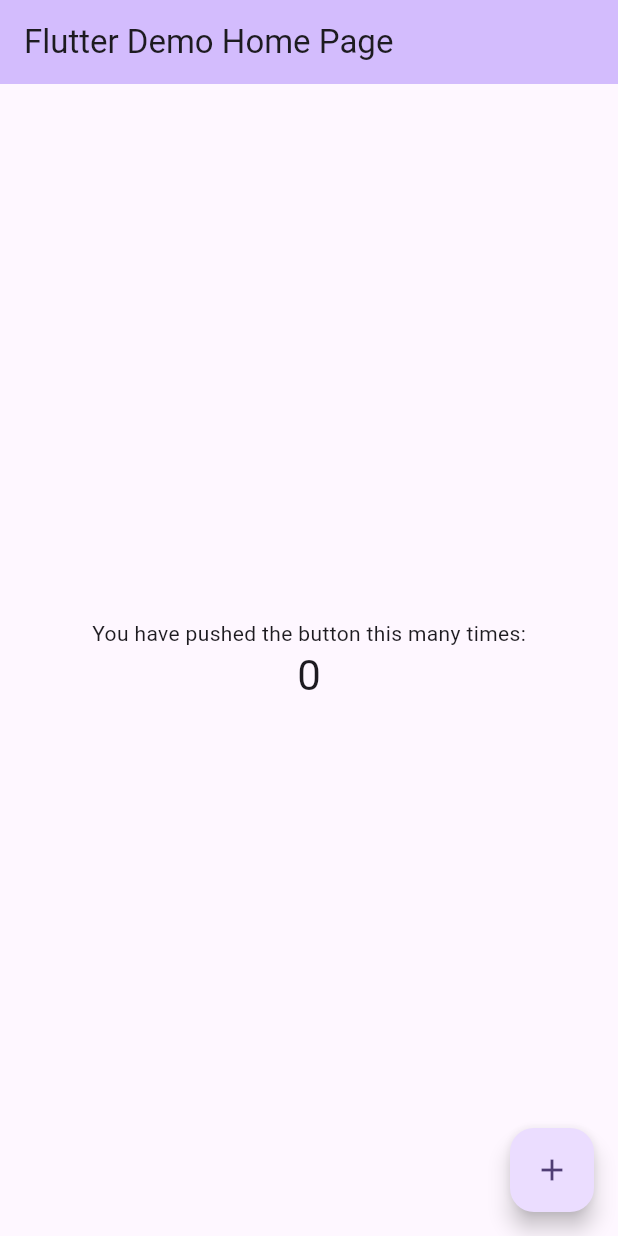
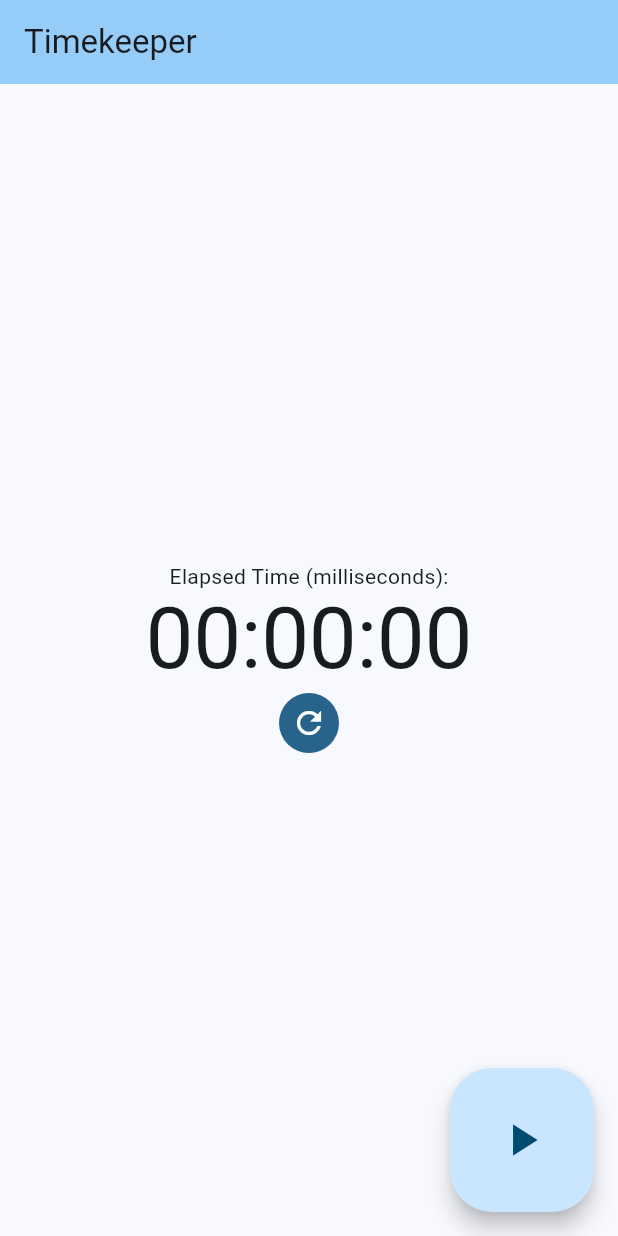
Before and after one commit to victoriousgg/TimeKeeper, a Flutter app: the screen it shows after launch, on a phone screen of 412 x 824 dp. Run offline on Flutter 3.47's test engine with Material 3 defaults, Android fonts, the phone set to English and light mode, and no system bars.

Commit message:
Feature - Clean-up Bootstrap Code and Implement Basic Stopwatch Demo (#1)

```diff
--- a/lib/main.dart
+++ b/lib/main.dart
@@ -1,122 +1,6 @@
 import 'package:flutter/material.dart';
+import 'package:timekeeper_app/screen/base_layout_screen.dart';
 
 void main() {
-  runApp(const MyApp());
+  runApp(const BaseLayout());
 }
-
-class MyApp extends StatelessWidget {
-  const MyApp({super.key});
-
-  // This widget is the root of your application.
-  @override
-  Widget build(BuildContext context) {
-    return MaterialApp(
-      title: 'Flutter Demo',
-      theme: ThemeData(
-        // This is the theme of your application.
-        //
-        // TRY THIS: Try running your application with "flutter run". You'll see
-        // the application has a purple toolbar. Then, without quitting the app,
-        // try changing the seedColor in the colorScheme below to Colors.green
-        // and then invoke "hot reload" (save your changes or press the "hot
-        // reload" button in a Flutter-supported IDE, or press "r" if you used
-        // the command line to start the app).
-        //
-        // Notice that the counter didn't reset back to zero; the application
-        // state is not lost during the reload. To reset the state, use hot
-        // restart instead.
-        //
-        // This works for code too, not just values: Most code changes can be
-        // tested with just a hot reload.
-        colorScheme: .fromSeed(seedColor: Colors.deepPurple),
-      ),
-      home: const MyHomePage(title: 'Flutter Demo Home Page'),
-    );
-  }
-}
-
-class MyHomePage extends StatefulWidget {
-  const MyHomePage({super.key, required this.title});
-
-  // This widget is the home page of your application. It is stateful, meaning
-  // that it has a State object (defined below) that contains fields that affect
-  // how it looks.
-
-  // This class is the configuration for the state. It holds the values (in this
-  // case the title) provided by the parent (in this case the App widget) and
-  // used by the build method of the State. Fields in a Widget subclass are
-  // always marked "final".
-
-  final String title;
-
-  @override
-  State<MyHomePage> createState() => _MyHomePageState();
-}
-
-class _MyHomePageState extends State<MyHomePage> {
-  int _counter = 0;
-
-  void _incrementCounter() {
-    setState(() {
-      // This call to setState tells the Flutter framework that something has
-      // changed in this State, which causes it to rerun the build method below
-      // so that the display can reflect the updated values. If we changed
-      // _counter without calling setState(), then the build method would not be
-      // called again, and so nothing would appear to happen.
-      _counter++;
-    });
-  }
-
-  @override
-  Widget build(BuildContext context) {
-    // This method is rerun every time setState is called, for instance as done
-    // by the _incrementCounter method above.
-    //
-    // The Flutter framework has been optimized to make rerunning build methods
-    // fast, so that you can just rebuild anything that needs updating rather
-    // than having to individually change instances of widgets.
-    return Scaffold(
-      appBar: AppBar(
-        // TRY THIS: Try changing the color here to a specific color (to
-        // Colors.amber, perhaps?) and trigger a hot reload to see the AppBar
-        // change color while the other colors stay the same.
-        backgroundColor: Theme.of(context).colorScheme.inversePrimary,
-        // Here we take the value from the MyHomePage object that was created by
-        // the App.build method, and use it to set our appbar title.
-        title: Text(widget.title),
-      ),
-      body: Center(
-        // Center is a layout widget. It takes a single child and positions it
-        // in the middle of the parent.
-        child: Column(
-          // Column is also a layout widget. It takes a list of children and
-          // arranges them vertically. By default, it sizes itself to fit its
-          // children horizontally, and tries to be as tall as its parent.
-          //
-          // Column has various properties to control how it sizes itself and
-          // how it positions its children. Here we use mainAxisAlignment to
-          // center the children vertically; the main axis here is the vertical
-          // axis because Columns are vertical (the cross axis would be
-          // horizontal).
-          //
-          // TRY THIS: Invoke "debug painting" (choose the "Toggle Debug Paint"
-          // action in the IDE, or press "p" in the console), to see the
-          // wireframe for each widget.
-          mainAxisAlignment: .center,
-          children: [
-            const Text('You have pushed the button this many times:'),
-            Text(
-              '$_counter',
-              style: Theme.of(context).textTheme.headlineMedium,
-            ),
-          ],
-        ),
-      ),
-      floatingActionButton: FloatingActionButton(
-        onPressed: _incrementCounter,
-        tooltip: 'Increment',
-        child: const Icon(Icons.add),
-      ),
-    );
-  }
-}
--- /dev/null
+++ b/lib/screen/base_layout_screen.dart
@@ -0,0 +1,31 @@
+import 'package:flutter/material.dart';
+import 'package:timekeeper_app/screen/stop_watch_screen.dart';
+import 'package:timekeeper_app/util/string_constants.dart';
+
+class BaseLayout extends StatelessWidget {
+  const BaseLayout({super.key});
+
+  @override
+  Widget build(BuildContext context) {
+    final darkThemeData = ThemeData(
+      colorScheme: .fromSeed(
+        seedColor: Colors.lightBlue,
+        brightness: Brightness.dark,
+      ),
+      useMaterial3: true,
+    );
+
+    final lightThemeData = ThemeData(
+      colorScheme: .fromSeed(seedColor: Colors.lightBlue),
+      useMaterial3: true,
+    );
+
+    return MaterialApp(
+      title: StringConstants.appName,
+      themeMode: .system,
+      theme: lightThemeData,
+      darkTheme: darkThemeData,
+      home: const StopWatchScreen(),
+    );
+  }
+}
--- /dev/null
+++ b/lib/screen/stop_watch_screen.dart
@@ -0,0 +1,64 @@
+import 'package:flutter/material.dart';
+import 'package:timekeeper_app/util/time_helpers.dart';
+import 'package:timekeeper_app/util/string_constants.dart';
+
+class StopWatchScreen extends StatefulWidget {
+  const StopWatchScreen({super.key});
+
+  @override
+  State<StopWatchScreen> createState() => _StopWatchScreenState();
+}
+
+class _StopWatchScreenState extends State<StopWatchScreen> {
+  final stopwatch = Stopwatch();
+
+  void _toggleStopWatch() => setState(
+    () => stopwatch.isRunning ? stopwatch.stop() : stopwatch.start(),
+  );
+
+  void _resetStopWatch() => setState(() {
+    stopwatch.stop();
+    stopwatch.reset();
+  });
+
+  @override
+  Widget build(BuildContext context) {
+    final theme = Theme.of(context);
+
+    return Scaffold(
+      appBar: AppBar(
+        backgroundColor: theme.colorScheme.inversePrimary,
+        title: const Text(StringConstants.appName),
+      ),
+      body: Center(
+        child: Column(
+          mainAxisAlignment: .center,
+          children: [
+            const Text(StringConstants.stopWatchLabel),
+            StreamBuilder(
+              stream: Stream.periodic(const Duration(milliseconds: 100)),
+              builder: (context, _) {
+                return Text(
+                  TimeHelpers.durationToHmsString(stopwatch.elapsed),
+                  style: theme.textTheme.displayLarge,
+                );
+              },
+            ),
+            IconButton.filled(
+              onPressed: _resetStopWatch,
+              tooltip: StringConstants.resetButtonTooltip,
+              icon: const Icon(Icons.refresh),
+            ),
+          ],
+        ),
+      ),
+      floatingActionButton: FloatingActionButton.large(
+        onPressed: _toggleStopWatch,
+        tooltip: StringConstants.floatingButtonTooltip,
+        child: stopwatch.isRunning
+            ? const Icon(Icons.pause)
+            : const Icon(Icons.play_arrow),
+      ),
+    );
+  }
+}
--- /dev/null
+++ b/lib/util/string_constants.dart
@@ -0,0 +1,9 @@
+abstract final class StringConstants {
+  static const String appName = 'Timekeeper';
+  static const String appDescription =
+      'A simple stopwatch app built with Flutter.';
+  static const String appVersion = '0.0.1';
+  static const String floatingButtonTooltip = 'Toggle Stopwatch';
+  static const String resetButtonTooltip = 'Reset Stopwatch';
+  static const String stopWatchLabel = 'Elapsed Time (milliseconds):';
+}
--- /dev/null
+++ b/lib/util/time_helpers.dart
@@ -0,0 +1,7 @@
+abstract final class TimeHelpers {
+  /**
+   * Converts a [Duration] to a string in the format of "HH:MM:SS".
+   */
+  static String durationToHmsString(Duration duration) =>
+      '${duration.inHours.toString().padLeft(2, '0')}:${(duration.inMinutes % 60).toString().padLeft(2, '0')}:${(duration.inSeconds % 60).toString().padLeft(2, '0')}';
+}
```
Also changed, not shown: 2 other files.
